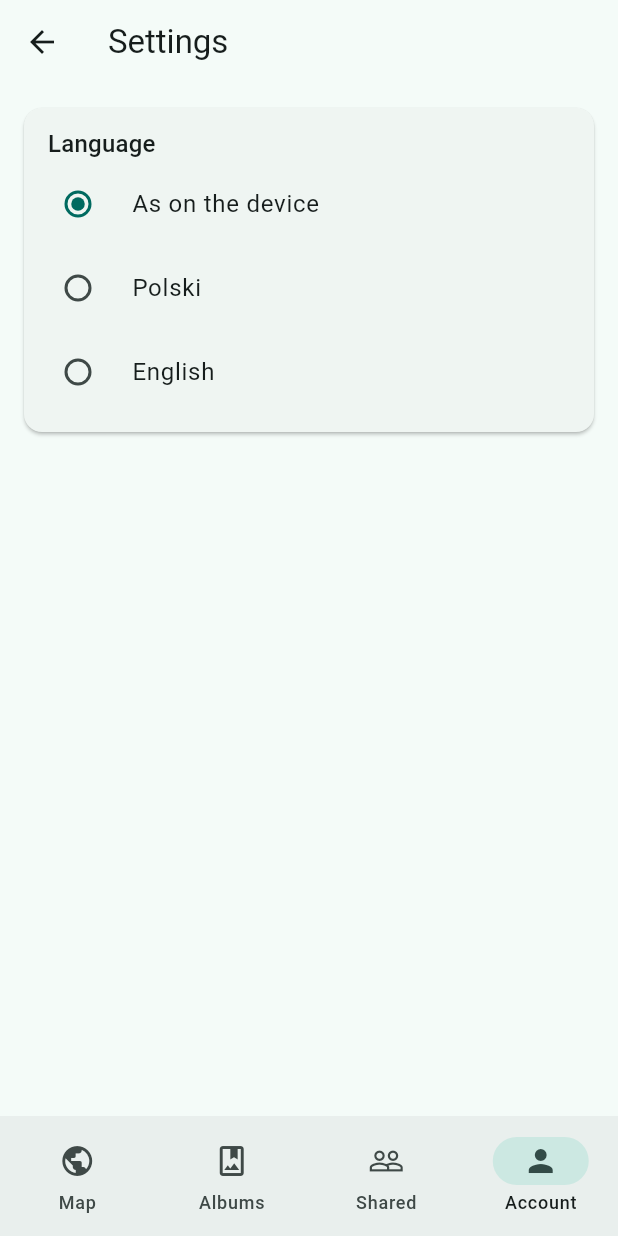
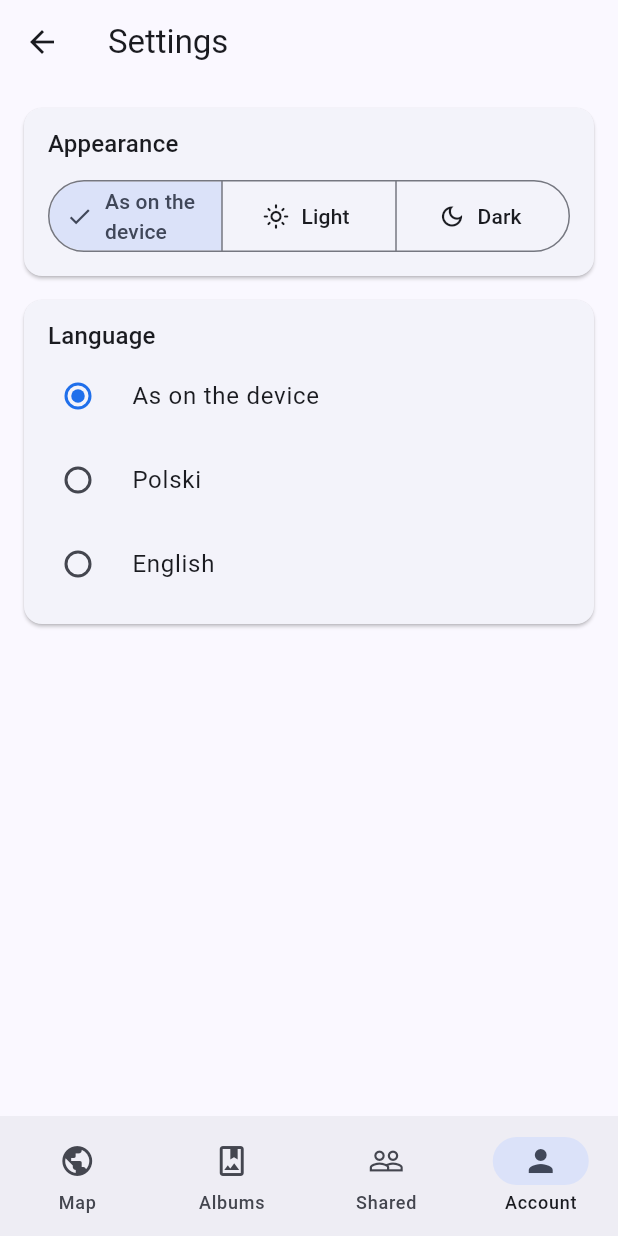
Before and after one commit to KrystianSiupik/Memorio, a Flutter app: the SettingsPage screen opened by its route, on a phone screen of 412 x 824 dp. Run offline on Flutter 3.47's test engine with Material 3 defaults, Android fonts, the phone set to English and light mode, and no system bars; our stand-ins replace connectivity_plus, dio, drift, drift_flutter, flutter_riverpod, flutter_secure_storage and 4 more; missing offline and left inert: dart:js_interop, maplibre_gl; accounts and stored records are empty; generated files the repository leaves out were written again; network calls fail.

Commit message:
MEM-E13-PLAT-02: A dark look with a gold accent, light with blue, or as the device

```diff
--- /dev/null
+++ b/app/lib/app/app_theme.dart
@@ -0,0 +1,23 @@
+import 'package:flutter/material.dart';
+
+/// MEM-E13-PLAT-02: the two looks of the app. Blue is the accent of the light one, gold of the dark one; screens take
+/// their colours from the scheme only, so both work everywhere.
+abstract final class AppThemes {
+  static const lightAccent = Color(0xFF1F6FEB);
+  static const darkAccent = Color(0xFFE0B23C);
+
+  static final light = ThemeData(
+    useMaterial3: true,
+    colorScheme: ColorScheme.fromSeed(seedColor: lightAccent, primary: lightAccent),
+  );
+
+  static final dark = ThemeData(
+    useMaterial3: true,
+    colorScheme: ColorScheme.fromSeed(
+      seedColor: darkAccent,
+      brightness: Brightness.dark,
+      primary: darkAccent,
+      surface: const Color(0xFF1C1D21),
+    ),
+  );
+}
--- a/app/lib/app/memorio_app.dart
+++ b/app/lib/app/memorio_app.dart
@@ -4,6 +4,7 @@ import 'package:flutter_riverpod/flutter_riverpod.dart';
 import '../core/api/api.dart';
 import '../core/l10n/l10n.dart';
 import '../core/settings/settings.dart';
+import 'app_theme.dart';
 import 'router.dart';
 import 'update_required_screen.dart';
 
@@ -20,7 +21,9 @@ class MemorioApp extends ConsumerWidget {
 
     return MaterialApp.router(
       title: 'Memorio',
-      theme: ThemeData(colorSchemeSeed: Colors.teal, useMaterial3: true),
+      theme: AppThemes.light,
+      darkTheme: AppThemes.dark,
+      themeMode: settings.theme.mode,
       localizationsDelegates: AppLocalizations.localizationsDelegates,
       supportedLocales: AppLocalizations.supportedLocales,
       // Null: the device's language, or Polish when the app does not speak it.
--- a/app/lib/core/l10n/app_en.arb
+++ b/app/lib/core/l10n/app_en.arb
@@ -368,5 +368,9 @@
   "albumReadOnlyRefused": "The plan of this album ended: nothing new can be added until it is paid again.",
   "settingsTitle": "Settings",
   "settingsLanguage": "Language",
-  "settingsLanguageSystem": "As on the device"
+  "settingsLanguageSystem": "As on the device",
+  "settingsTheme": "Appearance",
+  "settingsThemeSystem": "As on the device",
+  "settingsThemeLight": "Light",
+  "settingsThemeDark": "Dark"
 }
--- a/app/lib/core/l10n/app_pl.arb
+++ b/app/lib/core/l10n/app_pl.arb
@@ -393,5 +393,9 @@
   "albumReadOnlyRefused": "Plan tego albumu wygasł: nic nowego nie można dodać, dopóki nie zostanie opłacony.",
   "settingsTitle": "Ustawienia",
   "settingsLanguage": "Język",
-  "settingsLanguageSystem": "Jak w urządzeniu"
+  "settingsLanguageSystem": "Jak w urządzeniu",
+  "settingsTheme": "Wygląd",
+  "settingsThemeSystem": "Jak w urządzeniu",
+  "settingsThemeLight": "Jasny",
+  "settingsThemeDark": "Ciemny"
 }
--- a/app/lib/features/settings/presentation/settings_page.dart
+++ b/app/lib/features/settings/presentation/settings_page.dart
@@ -18,6 +18,34 @@ class SettingsPage extends ConsumerWidget {
       body: ListView(
         padding: const EdgeInsets.all(16),
         children: [
+          _Section(
+            title: l10n.settingsTheme,
+            child: Padding(
+              padding: const EdgeInsets.fromLTRB(16, 8, 16, 0),
+              child: SegmentedButton<AppTheme>(
+                key: const Key('settings-theme'),
+                segments: [
+                  ButtonSegment(
+                    value: AppTheme.system,
+                    icon: const Icon(Icons.brightness_auto),
+                    label: Text(l10n.settingsThemeSystem),
+                  ),
+                  ButtonSegment(
+                    value: AppTheme.light,
+                    icon: const Icon(Icons.light_mode_outlined),
+                    label: Text(l10n.settingsThemeLight),
+                  ),
+                  ButtonSegment(
+                    value: AppTheme.dark,
+                    icon: const Icon(Icons.dark_mode_outlined),
+                    label: Text(l10n.settingsThemeDark),
+                  ),
+                ],
+                selected: {settings.theme},
+                onSelectionChanged: (chosen) => notifier.update((current) => current.copyWith(theme: chosen.single)),
+              ),
+            ),
+          ),
           _Section(
             title: l10n.settingsLanguage,
             child: RadioGroup<AppLanguage>(
```
Also changed, not shown: app/lib/core/l10n/generated/app_localizations.dart, app/lib/core/l10n/generated/app_localizations_en.dart, app/lib/core/l10n/generated/app_localizations_pl.dart, 2 other files.
